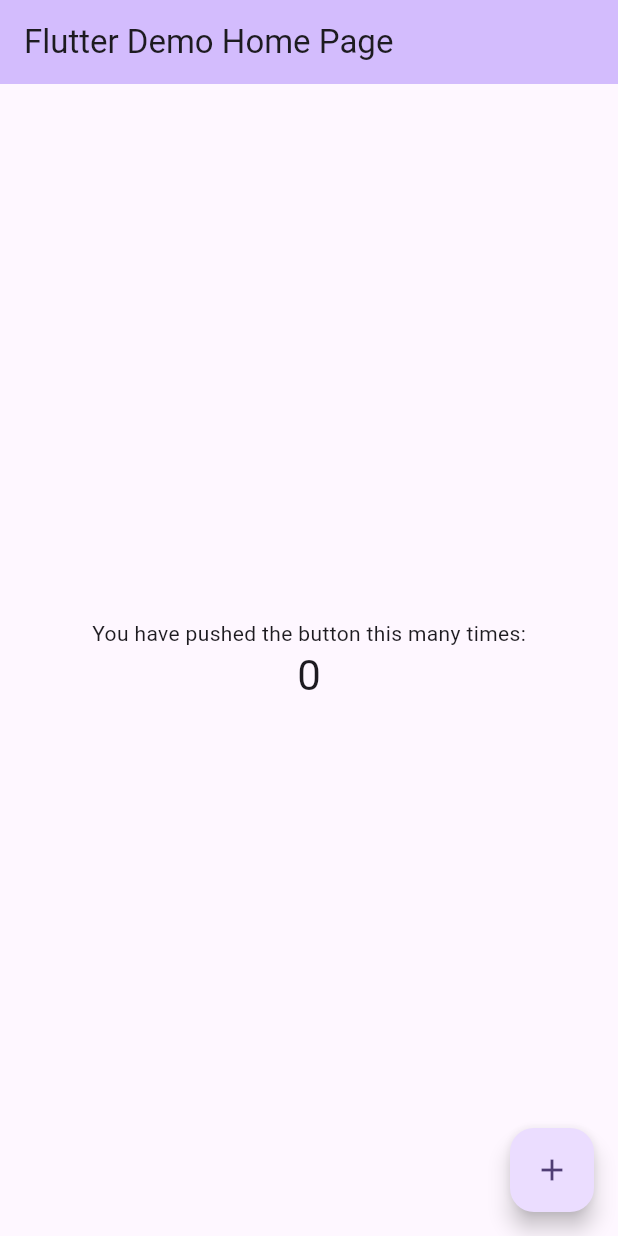
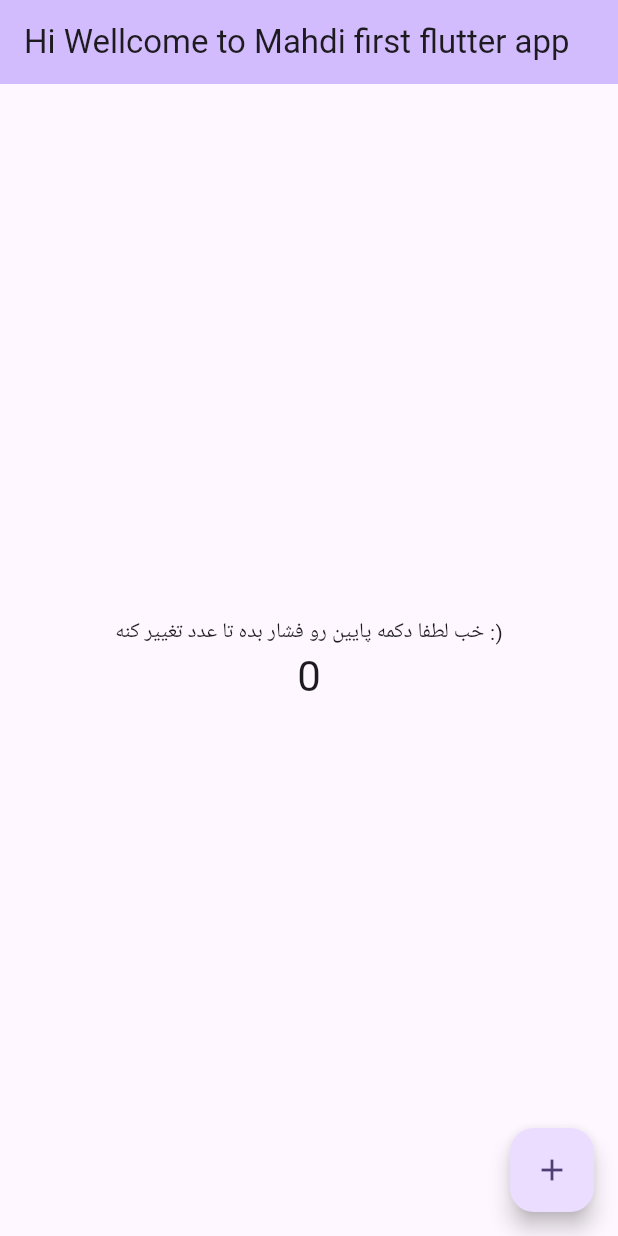
Before and after one commit to Mahdi-Hazrati/Flutter-Restaurant-App, a Flutter app: the screen it shows after launch, on a phone screen of 412 x 824 dp. Run offline on Flutter 3.47's test engine with Material 2 defaults, Android fonts, the phone set to English and light mode, and no system bars.

Commit message:
inital state of project

```diff
--- a/lib/main.dart
+++ b/lib/main.dart
@@ -11,7 +11,7 @@
   @override
   Widget build(BuildContext context) {
     return MaterialApp(
-      title: 'Flutter Demo',
+      title: 'Flutter Restaurant App',
       theme: ThemeData(
         // This is the theme of your application.
         //
@@ -31,7 +31,7 @@
         colorScheme: ColorScheme.fromSeed(seedColor: Colors.deepPurple),
         useMaterial3: true,
       ),
-      home: const MyHomePage(title: 'Flutter Demo Home Page'),
+      home: const MyHomePage(title: 'Hi Wellcome to Mahdi first flutter app'),
     );
   }
 }
@@ -106,7 +106,7 @@
           mainAxisAlignment: MainAxisAlignment.center,
           children: <Widget>[
             const Text(
-              'You have pushed the button this many times:',
+              'خب لطفا دکمه پایین رو فشار بده تا عدد تغییر کنه :)',
             ),
             Text(
               '$_counter',
```
